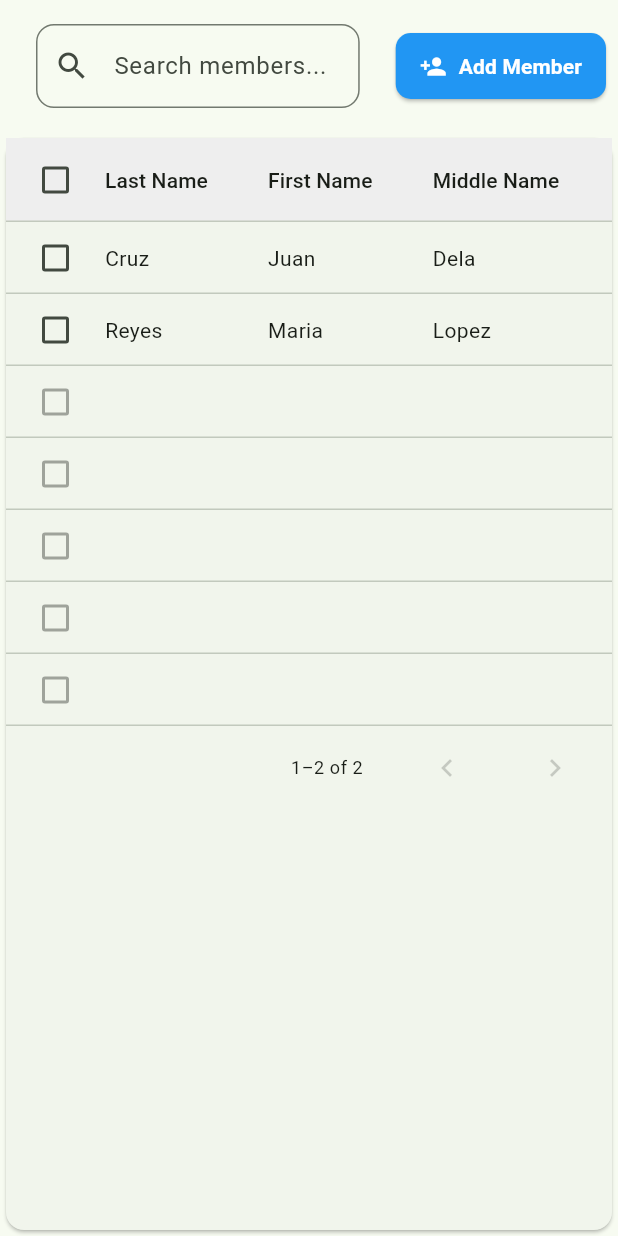
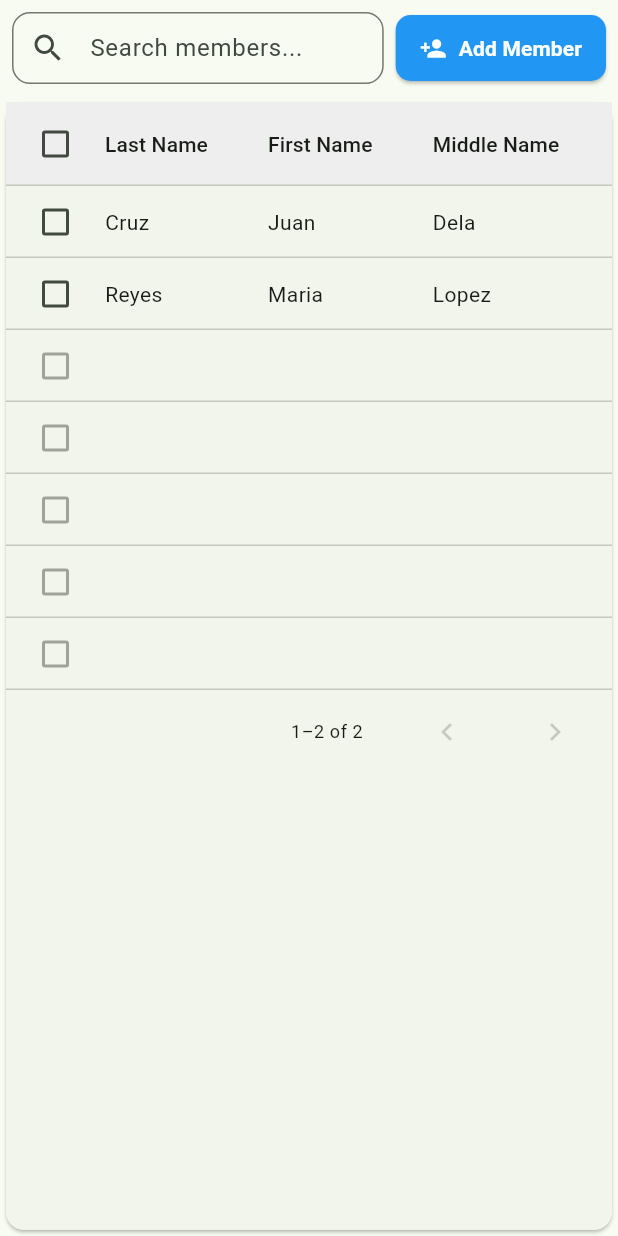
Before and after one commit to EarlConz/LZCAS, a Flutter app: the MembersPage screen opened directly, on a phone screen of 412 x 824 dp. Run offline on Flutter 3.47's test engine with Material 3 defaults, Android fonts, the light colour scheme and no system bars; our stand-ins replace fl_chart, qr_flutter.

Commit message:
General improvements to the search function

```diff
--- a/lib/pages/inventorypage.dart
+++ b/lib/pages/inventorypage.dart
@@ -11,6 +11,6 @@ class InventoryPage extends StatefulWidget {
 class _InventoryPageState extends State<InventoryPage> {
   @override
   Widget build(BuildContext context) {
-    return const InventoryTable(); // ✅ Only the table now
+    return const InventoryTable();
   }
 }
--- a/lib/pages/memberspage.dart
+++ b/lib/pages/memberspage.dart
@@ -1,10 +1,8 @@
 import 'package:flutter/material.dart';
 import '/widgets/memberstable.dart';
-import '/widgets/searchmembers.dart';
 import '/widgets/memberdetails.dart';
 import '/buttons/editmemberbutton.dart';
 import '/buttons/deletememberbutton.dart';
-import '/buttons/addmemberbutton.dart';
 
 class MembersPage extends StatefulWidget {
   const MembersPage({super.key});
@@ -14,7 +12,6 @@ class MembersPage extends StatefulWidget {
 }
 
 class _MembersPageState extends State<MembersPage> {
-  String searchTerm = "";
   Map<String, dynamic>? selectedMember;
 
   final GlobalKey<MembersTableState> _tableKey = GlobalKey<MembersTableState>();
@@ -35,7 +32,6 @@ void _updateMember(Map<String, dynamic> updatedMember) {
 
   void _deleteMember() {
     if (selectedMember != null) {
-      // ✅ remove from the table
       _tableKey.currentState?.removeMember(selectedMember!);
 
       setState(() {
@@ -55,35 +51,9 @@ void _updateMember(Map<String, dynamic> updatedMember) {
         child: Column(
           crossAxisAlignment: CrossAxisAlignment.start,
           children: [
-            // 🔎 Search bar + Add button in one row
-            Padding(
-              padding: const EdgeInsets.symmetric(horizontal: 8.0, vertical: 8.0),
-              child: Row(
-                children: [
-                  Expanded(
-                    child: SearchMembersWidget(
-                      onChanged: (value) {
-                        setState(() {
-                          searchTerm = value;
-                        });
-                      },
-                    ),
-                  ),
-                  const SizedBox(width: 8),
-                  AddMemberButton(
-                    onMemberAdded: (newMember) {
-                      _tableKey.currentState?.addMember(newMember);
-                    },
-                  ),
-                ],
-              ),
-            ),
-
-            // 📋 Members Table fills the whole screen
             Expanded(
               child: MembersTable(
                 key: _tableKey,
-                searchTerm: searchTerm,
                 onRowSelected: (member) {
                   setState(() {
                     selectedMember = member;
@@ -92,7 +62,6 @@ void _updateMember(Map<String, dynamic> updatedMember) {
               ),
             ),
 
-            // 📇 Details at bottom (optional)
             if (selectedMember != null)
               Container(
                 width: double.infinity,
--- a/lib/widgets/inventorytable.dart
+++ b/lib/widgets/inventorytable.dart
@@ -1,7 +1,7 @@
 import 'package:flutter/material.dart';
 import '/buttons/inventoryactionbutton.dart';
 import '/buttons/inventoryfilterbutton.dart';
-import '/widgets/searchinventory.dart';
+import '/widgets/search.dart';
 
 class InventoryTable extends StatefulWidget {
   const InventoryTable({super.key});
@@ -90,10 +90,15 @@ class _InventoryTableState extends State<InventoryTable> {
           padding: const EdgeInsets.all(8.0),
           child: Row(
             children: [
-              InventorySearchBar(
-                onSearchChanged: (value) {
-                  setState(() => searchTerm = value);
-                },
+              Expanded(
+                child: SearchBarWidget(
+                  onChanged: (value) {
+                    setState(() => searchTerm = value);
+                  },
+                  hintText: "Search items...",
+                  borderRadius: 12,
+                  contentPadding: const EdgeInsets.symmetric(vertical: 8, horizontal: 16),
+                ),
               ),
               const SizedBox(width: 8),
               InventoryFilterButton(
--- a/lib/widgets/memberstable.dart
+++ b/lib/widgets/memberstable.dart
@@ -1,12 +1,12 @@
 import 'package:flutter/material.dart';
+import '/widgets/search.dart';
+import '/buttons/addmemberbutton.dart';
 
 class MembersTable extends StatefulWidget {
-  final String searchTerm;
   final Function(Map<String, dynamic>) onRowSelected;
 
   const MembersTable({
     super.key,
-    required this.searchTerm,
     required this.onRowSelected,
   });
 
@@ -15,6 +15,7 @@ class MembersTable extends StatefulWidget {
 }
 
 class MembersTableState extends State<MembersTable> {
+  String searchTerm = "";
   final List<Map<String, dynamic>> members = [
     {
       "lastName": "Cruz",
@@ -24,8 +25,8 @@ class MembersTableState extends State<MembersTable> {
       "contactNo": "09171234567",
       "birthday": "Jan 10, 1990",
       "address": "Quezon City",
-      "referrer": "Reyes",   // ✅ new field
-      "points": 15,          // ✅ always 15 by default
+      "referrer": "Reyes",
+      "points": 15,
     },
     {
       "lastName": "Reyes",
@@ -35,13 +36,10 @@ class MembersTableState extends State<MembersTable> {
       "contactNo": "09182345678",
       "birthday": "Feb 20, 1992",
       "address": "Makati City",
-      "referrer": "Cruz",    // ✅ new field
-      "points": 15,          // ✅ always 15
+      "referrer": "Cruz",
+      "points": 15,
     },
-    // add more for testing
   ];
-    // add more for testing
-
 
   void addMember(Map<String, dynamic> newMember) {
     setState(() {
@@ -58,7 +56,6 @@ class MembersTableState extends State<MembersTable> {
     });
   }
 
-  // ✅ NEW: remove member
   void removeMember(Map<String, dynamic> member) {
     setState(() {
       members.remove(member);
@@ -68,17 +65,43 @@ class MembersTableState extends State<MembersTable> {
   @override
   Widget build(BuildContext context) {
     final filteredMembers = members.where((member) {
-      final search = widget.searchTerm.toLowerCase();
+      final search = searchTerm.toLowerCase();
       return member.values.any((value) =>
           value.toString().toLowerCase().contains(search));
     }).toList();
 
-    return SizedBox(
-      width: double.infinity, // make table take full width
+    return Column(
+      children: [
+        Padding(
+          padding: const EdgeInsets.all(8.0),
+          child: Row(
+            children: [
+              Expanded(
+                child: SearchBarWidget(
+                  onChanged: (value) {
+                    setState(() {
+                      searchTerm = value;
+                    });
+                  },
+                  hintText: "Search members...",
+                  borderRadius: 12,
+                  contentPadding: const EdgeInsets.symmetric(vertical: 8, horizontal: 16),
+                ),
+              ),
+              const SizedBox(width: 8),
+              AddMemberButton(
+                onMemberAdded: addMember,
+              ),
+            ],
+          ),
+        ),
+        Expanded(
+          child: SizedBox(
+            width: double.infinity,
             child: PaginatedDataTable(
               columnSpacing: 40,
               headingRowColor: WidgetStateProperty.all(Colors.grey.shade200),
-        rowsPerPage: 7, // 🔥 pagination restored here
+              rowsPerPage: 7,
               columns: const [
                 DataColumn(label: Text('Last Name')),
                 DataColumn(label: Text('First Name')),
@@ -90,6 +113,9 @@ class MembersTableState extends State<MembersTable> {
               ],
               source: _MembersDataSource(filteredMembers, widget.onRowSelected),
             ),
+          ),
+        ),
+      ],
     );
   }
 }
--- /dev/null
+++ b/lib/widgets/search.dart
@@ -0,0 +1,31 @@
+import 'package:flutter/material.dart';
+
+class SearchBarWidget extends StatelessWidget {
+  final ValueChanged<String> onChanged;
+  final String hintText;
+  final double borderRadius;
+  final EdgeInsetsGeometry? contentPadding;
+
+  const SearchBarWidget({
+    super.key,
+    required this.onChanged,
+    required this.hintText,
+    this.borderRadius = 12.0,
+    this.contentPadding,
+  });
+
+  @override
+  Widget build(BuildContext context) {
+    return TextField(
+      decoration: InputDecoration(
+        hintText: hintText,
+        prefixIcon: const Icon(Icons.search),
+        border: OutlineInputBorder(
+          borderRadius: BorderRadius.circular(borderRadius),
+        ),
+        contentPadding: contentPadding,
+      ),
+      onChanged: onChanged,
+    );
+  }
+}
--- a/lib/widgets/searchinventory.dart
+++ /dev/null
@@ -1,24 +0,0 @@
-import 'package:flutter/material.dart';
-
-class InventorySearchBar extends StatelessWidget {
-  final ValueChanged<String> onSearchChanged;
-
-  const InventorySearchBar({super.key, required this.onSearchChanged});
-
-  @override
-  Widget build(BuildContext context) {
-    return Expanded(
-      child: TextField(
-        decoration: InputDecoration(
-          hintText: "Search items...",
-          prefixIcon: const Icon(Icons.search),
-          border: OutlineInputBorder(
-            borderRadius: BorderRadius.circular(8),
-          ),
-          contentPadding: const EdgeInsets.symmetric(vertical: 0, horizontal: 12),
-        ),
-        onChanged: onSearchChanged,
-      ),
-    );
-  }
-}
--- a/lib/widgets/searchmembers.dart
+++ /dev/null
@@ -1,24 +0,0 @@
-import 'package:flutter/material.dart';
-
-class SearchMembersWidget extends StatelessWidget {
-  final ValueChanged<String> onChanged;
-
-  const SearchMembersWidget({super.key, required this.onChanged});
-
-  @override
-  Widget build(BuildContext context) {
-    return Padding(
-      padding: const EdgeInsets.symmetric(horizontal: 16, vertical: 8),
-      child: TextField(
-        decoration: InputDecoration(
-          hintText: "Search members...",
-          prefixIcon: const Icon(Icons.search),
-          border: OutlineInputBorder(
-            borderRadius: BorderRadius.circular(12),
-          ),
-        ),
-        onChanged: onChanged,
-      ),
-    );
-  }
-}
```
Lines whose indentation alone changed are shown as unchanged.
